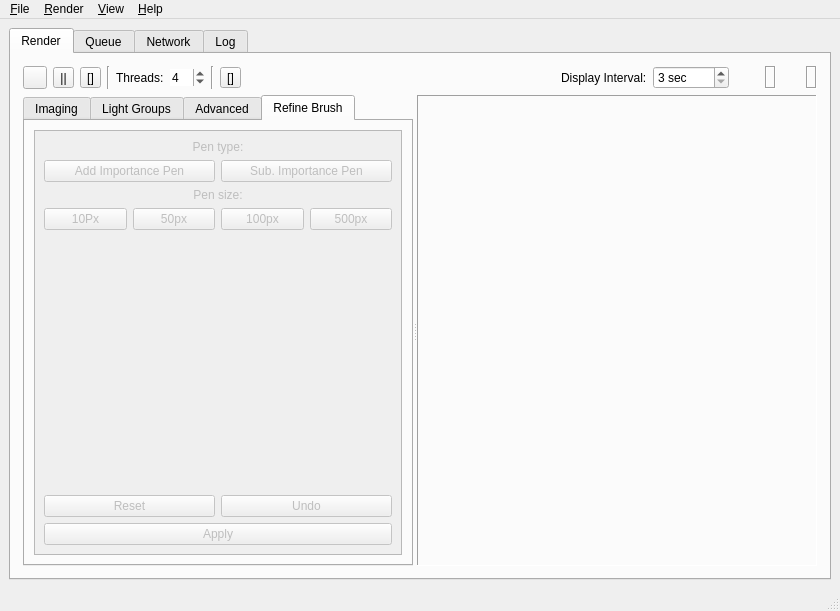
First picture: the form in qtgui/luxrender.ui, repository sungsoo/luxrender-lux, before the edit.
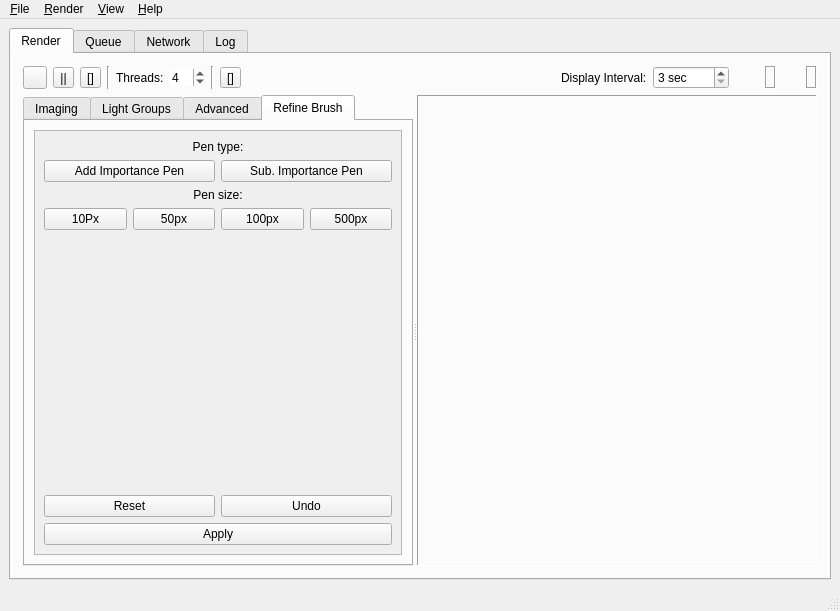
Second picture: the form after the edit. The open tabs and pages were chosen to show the change. Icons and pictures are not drawn.

Commit message:
pmc: start with enabled tab_usersampling in ui file, seems to work better across OS'es
branch : pmc_test

```diff
--- a/qtgui/luxrender.ui
+++ b/qtgui/luxrender.ui
@@ -702,7 +702,7 @@
            </widget>
            <widget class="QWidget" name="tab_usersampling">
             <property name="enabled">
-             <bool>false</bool>
+             <bool>true</bool>
             </property>
             <property name="sizePolicy">
              <sizepolicy hsizetype="Maximum" vsizetype="Preferred">
```
